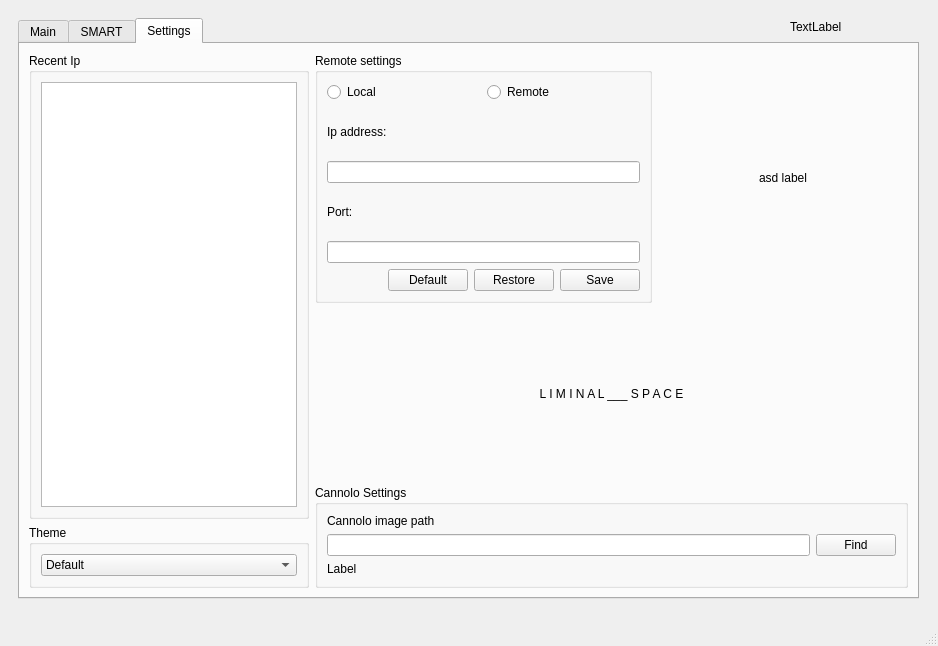
WEEE-Open/pesto, file assets/qt/interface.ui: the form before one commit.
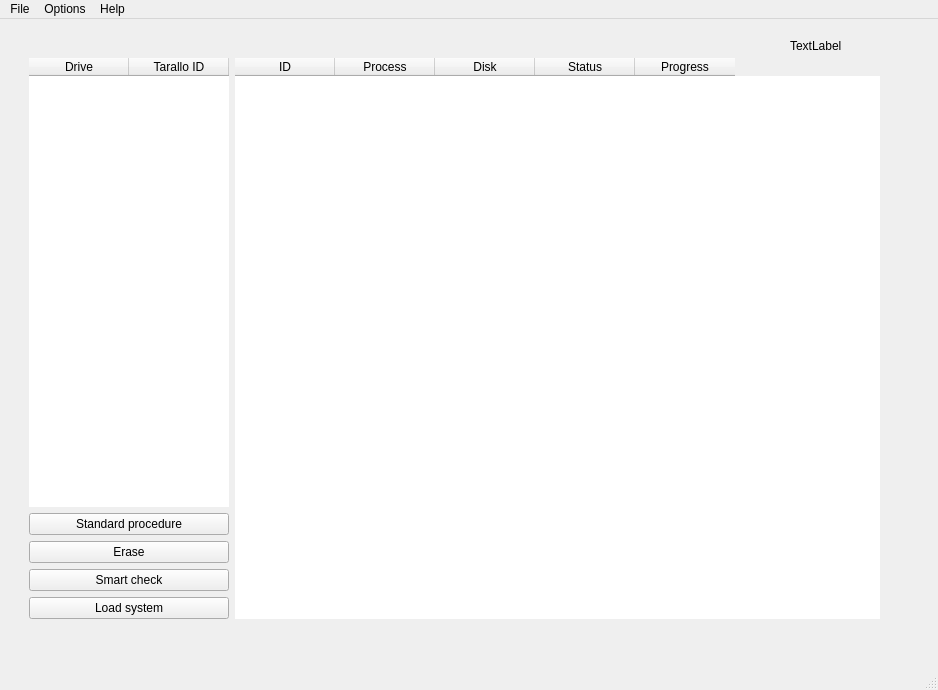
The form after the commit. The open tabs and pages were chosen to show the change.

Commit message: Huge changes in gui. Everithing broken but it will be fixed soon.

Diff of the .ui file:
```diff
--- a/assets/qt/interface.ui
+++ b/assets/qt/interface.ui
@@ -7,7 +7,7 @@
     <x>0</x>
     <y>0</y>
     <width>938</width>
-    <height>646</height>
+    <height>690</height>
    </rect>
   </property>
   <property name="sizePolicy">
@@ -38,27 +38,30 @@
    <layout class="QGridLayout" name="gridLayout">
     <item row="0" column="0">
      <widget class="QWidget" name="widget" native="true">
-      <widget class="QTabWidget" name="globalTab">
+      <widget class="QLabel" name="backgroundLabel">
        <property name="geometry">
         <rect>
-         <x>9</x>
+         <x>781</x>
          <y>9</y>
-         <width>901</width>
-         <height>581</height>
+         <width>58</width>
+         <height>18</height>
         </rect>
        </property>
-       <property name="styleSheet">
-        <string notr="true"/>
+       <property name="text">
+        <string>TextLabel</string>
        </property>
-       <property name="currentIndex">
-        <number>0</number>
+      </widget>
+      <widget class="QWidget" name="mainWidget" native="true">
+       <property name="geometry">
+        <rect>
+         <x>20</x>
+         <y>30</y>
+         <width>851</width>
+         <height>561</height>
+        </rect>
        </property>
-       <widget class="QWidget" name="main_tab">
-        <attribute name="title">
-         <string>Main</string>
-        </attribute>
-        <layout class="QGridLayout" name="gridLayout_2">
-         <item row="0" column="0">
+       <layout class="QVBoxLayout" name="verticalLayout_2">
+        <item>
           <layout class="QHBoxLayout" name="mainLayout">
            <property name="spacing">
             <number>6</number>
@@ -173,37 +176,11 @@
                <property name="text">
                 <string>Standard procedure</string>
                </property>
-              </widget>
-             </item>
-             <item>
-              <layout class="QHBoxLayout" name="horizontalLayout_3">
-               <item>
-                <widget class="QPushButton" name="reloadButton">
-                 <property name="sizePolicy">
-                  <sizepolicy hsizetype="Fixed" vsizetype="Preferred">
-                   <horstretch>0</horstretch>
-                   <verstretch>0</verstretch>
-                  </sizepolicy>
-                 </property>
-                 <property name="minimumSize">
-                  <size>
-                   <width>60</width>
-                   <height>0</height>
-                  </size>
-                 </property>
-                 <property name="maximumSize">
-                  <size>
-                   <width>16777215</width>
-                   <height>100</height>
-                  </size>
-                 </property>
-                 <property name="text">
-                  <string/>
-                 </property>
-                </widget>
-               </item>
-               <item>
-                <layout class="QVBoxLayout" name="verticalLayout_2">
+              <property name="shortcut">
+               <string>Ctrl+S</string>
+              </property>
+             </widget>
+            </item>
                  <item>
                   <widget class="QPushButton" name="eraseButton">
                    <property name="minimumSize">
@@ -253,11 +230,10 @@
                    <property name="text">
                     <string>Load system</string>
                    </property>
-                  </widget>
-                 </item>
-                </layout>
-               </item>
-              </layout>
+              <property name="shortcut">
+               <string>Ctrl+C</string>
+              </property>
+             </widget>
              </item>
             </layout>
            </item>
@@ -354,494 +330,98 @@
          </item>
         </layout>
        </widget>
-       <widget class="QWidget" name="smart_tab">
-        <attribute name="title">
-         <string>SMART</string>
-        </attribute>
-        <layout class="QHBoxLayout" name="horizontalLayout_2">
-         <item>
-          <layout class="QVBoxLayout" name="smartLayout"/>
-         </item>
-        </layout>
-       </widget>
-       <widget class="QWidget" name="settings_tab">
-        <attribute name="title">
-         <string>Settings</string>
-        </attribute>
-        <layout class="QHBoxLayout" name="horizontalLayout_10">
-         <item>
-          <layout class="QHBoxLayout" name="settings_layout">
-           <item>
-            <layout class="QVBoxLayout" name="settings_col_1">
-             <item>
-              <layout class="QVBoxLayout" name="row1">
-               <property name="sizeConstraint">
-                <enum>QLayout::SetMaximumSize</enum>
-               </property>
-               <item>
-                <widget class="QGroupBox" name="recent_ip_box">
-                 <property name="title">
-                  <string>Recent Ip</string>
-                 </property>
-                 <layout class="QVBoxLayout" name="verticalLayout_4">
-                  <property name="topMargin">
-                   <number>9</number>
-                  </property>
-                  <item>
-                   <widget class="QListWidget" name="ipList">
-                    <property name="sizePolicy">
-                     <sizepolicy hsizetype="Fixed" vsizetype="Expanding">
-                      <horstretch>0</horstretch>
-                      <verstretch>0</verstretch>
-                     </sizepolicy>
-                    </property>
-                    <property name="spacing">
-                     <number>5</number>
-                    </property>
-                   </widget>
-                  </item>
-                 </layout>
-                </widget>
-               </item>
-              </layout>
-             </item>
-             <item>
-              <layout class="QVBoxLayout" name="row2">
-               <item>
-                <widget class="QGroupBox" name="groupBox_4">
-                 <property name="title">
-                  <string>Theme</string>
-                 </property>
-                 <layout class="QVBoxLayout" name="verticalLayout_3">
-                  <property name="topMargin">
-                   <number>9</number>
-                  </property>
-                  <item>
-                   <widget class="QComboBox" name="themeSelector">
-                    <item>
-                     <property name="text">
-                      <string>Default</string>
-                     </property>
-                    </item>
-                    <item>
-                     <property name="text">
-                      <string>Dark</string>
-                     </property>
-                    </item>
-                    <item>
-                     <property name="text">
-                      <string>Vaporwave</string>
-                     </property>
-                    </item>
-                    <item>
-                     <property name="text">
-                      <string>Asd</string>
-                     </property>
-                    </item>
-                    <item>
-                     <property name="text">
-                      <string>WeeeOpen</string>
-                     </property>
-                    </item>
-                   </widget>
-                  </item>
-                 </layout>
-                </widget>
-               </item>
-              </layout>
-             </item>
-            </layout>
-           </item>
-           <item>
-            <layout class="QVBoxLayout" name="settings_col_2">
-             <item>
-              <layout class="QHBoxLayout" name="horizontalLayout_4">
-               <property name="sizeConstraint">
-                <enum>QLayout::SetMinimumSize</enum>
-               </property>
-               <item>
-                <layout class="QVBoxLayout" name="verticalLayout_7">
-                 <item>
-                  <widget class="QGroupBox" name="groupBox">
-                   <property name="minimumSize">
-                    <size>
-                     <width>0</width>
-                     <height>0</height>
-                    </size>
-                   </property>
-                   <property name="maximumSize">
-                    <size>
-                     <width>16777215</width>
-                     <height>362</height>
-                    </size>
-                   </property>
-                   <property name="title">
-                    <string>Remote settings</string>
-                   </property>
-                   <layout class="QVBoxLayout" name="verticalLayout_8">
-                    <item>
-                     <layout class="QHBoxLayout" name="horizontalLayout_7">
-                      <property name="sizeConstraint">
-                       <enum>QLayout::SetFixedSize</enum>
-                      </property>
-                      <item>
-                       <widget class="QRadioButton" name="localRadioBtn">
-                        <property name="minimumSize">
-                         <size>
-                          <width>0</width>
-                          <height>0</height>
-                         </size>
-                        </property>
-                        <property name="text">
-                         <string>Local</string>
-                        </property>
-                       </widget>
-                      </item>
-                      <item>
-                       <widget class="QRadioButton" name="remoteRadioBtn">
-                        <property name="minimumSize">
-                         <size>
-                          <width>0</width>
-                          <height>0</height>
-                         </size>
-                        </property>
-                        <property name="text">
-                         <string>Remote</string>
-                        </property>
-                       </widget>
-                      </item>
-                     </layout>
-                    </item>
-                    <item>
-                     <widget class="QLabel" name="label">
-                      <property name="minimumSize">
-                       <size>
-                        <width>0</width>
-                        <height>0</height>
-                       </size>
-                      </property>
-                      <property name="text">
-                       <string>Ip address:</string>
-                      </property>
-                     </widget>
-                    </item>
-                    <item>
-                     <widget class="QLineEdit" name="remoteIp">
-                      <property name="minimumSize">
-                       <size>
-                        <width>0</width>
-                        <height>0</height>
-                       </size>
-                      </property>
-                     </widget>
-                    </item>
-                    <item>
-                     <widget class="QLabel" name="label_2">
-                      <property name="minimumSize">
-                       <size>
-                        <width>0</width>
-                        <height>0</height>
-                       </size>
-                      </property>
-                      <property name="text">
-                       <string>Port:</string>
-                      </property>
-                     </widget>
-                    </item>
-                    <item>
-                     <widget class="QLineEdit" name="remotePort">
-                      <property name="minimumSize">
-                       <size>
-                        <width>0</width>
-                        <height>0</height>
-                       </size>
-                      </property>
-                     </widget>
-                    </item>
-                    <item>
-                     <layout class="QHBoxLayout" name="horizontalLayout">
-                      <item>
-                       <spacer name="horizontalSpacer_2">
-                        <property name="orientation">
-                         <enum>Qt::Horizontal</enum>
-                        </property>
-                        <property name="sizeType">
-                         <enum>QSizePolicy::MinimumExpanding</enum>
-                        </property>
-                        <property name="sizeHint" stdset="0">
-                         <size>
-                          <width>0</width>
-                          <height>20</height>
-                         </size>
-                        </property>
-                       </spacer>
-                      </item>
-                      <item>
-                       <layout class="QHBoxLayout" name="horizontalLayout_8">
-                        <item>
-                         <widget class="QPushButton" name="defaultButton">
-                          <property name="sizePolicy">
-                           <sizepolicy hsizetype="Expanding" vsizetype="Maximum">
-                            <horstretch>0</horstretch>
-                            <verstretch>0</verstretch>
-                           </sizepolicy>
-                          </property>
-                          <property name="minimumSize">
-                           <size>
-                            <width>50</width>
-                            <height>0</height>
-                           </size>
-                          </property>
-                          <property name="maximumSize">
-                           <size>
-                            <width>100</width>
-                            <height>16777215</height>
-                           </size>
-                          </property>
-                          <property name="text">
-                           <string>Default</string>
-                          </property>
-                         </widget>
-                        </item>
-                        <item>
-                         <widget class="QPushButton" name="restoreButton">
-                          <property name="sizePolicy">
-                           <sizepolicy hsizetype="Maximum" vsizetype="Maximum">
-                            <horstretch>0</horstretch>
-                            <verstretch>0</verstretch>
-                           </sizepolicy>
-                          </property>
-                          <property name="minimumSize">
-                           <size>
-                            <width>50</width>
-                            <height>0</height>
-                           </size>
-                          </property>
-                          <property name="maximumSize">
-                           <size>
-                            <width>100</width>
-                            <height>16777215</height>
-                           </size>
-                          </property>
-                          <property name="acceptDrops">
-                           <bool>false</bool>
-                          </property>
-                          <property name="layoutDirection">
-                           <enum>Qt::LeftToRight</enum>
-                          </property>
-                          <property name="autoFillBackground">
-                           <bool>false</bool>
-                          </property>
-                          <property name="text">
-                           <string>Restore</string>
-                          </property>
-                          <property name="checkable">
-                           <bool>false</bool>
-                          </property>
-                          <property name="checked">
-                           <bool>false</bool>
-                          </property>
-                          <property name="autoDefault">
-                           <bool>false</bool>
-                          </property>
-                          <property name="default">
-                           <bool>false</bool>
-                          </property>
-                          <property name="flat">
-                           <bool>false</bool>
-                          </property>
-                         </widget>
-                        </item>
-                        <item>
-                         <widget class="QPushButton" name="saveButton">
-                          <property name="sizePolicy">
-                           <sizepolicy hsizetype="Expanding" vsizetype="Maximum">
-                            <horstretch>0</horstretch>
-                            <verstretch>0</verstretch>
-                           </sizepolicy>
-                          </property>
-                          <property name="minimumSize">
-                           <size>
-                            <width>50</width>
-                            <height>0</height>
-                           </size>
-                          </property>
-                          <property name="maximumSize">
-                           <size>
-                            <width>125</width>
-                            <height>16777215</height>
-                           </size>
-                          </property>
-                          <property name="text">
-                           <string>Save</string>
-                          </property>
-                         </widget>
-                        </item>
-                       </layout>
-                      </item>
-                     </layout>
-                    </item>
-                   </layout>
-                  </widget>
-                 </item>
-                </layout>
-               </item>
-               <item>
-                <widget class="QLabel" name="asdLabel">
-                 <property name="sizePolicy">
-                  <sizepolicy hsizetype="Minimum" vsizetype="Minimum">
-                   <horstretch>0</horstretch>
-                   <verstretch>0</verstretch>
-                  </sizepolicy>
-                 </property>
-                 <property name="minimumSize">
-                  <size>
-                   <width>250</width>
-                   <height>250</height>
-                  </size>
-                 </property>
-                 <property name="text">
-                  <string>asd label</string>
-                 </property>
-                 <property name="alignment">
-                  <set>Qt::AlignCenter</set>
-                 </property>
-                </widget>
-               </item>
-               <item>
-                <layout class="QVBoxLayout" name="asd_layout"/>
-               </item>
-              </layout>
-             </item>
-             <item>
-              <spacer name="verticalSpacer">
-               <property name="orientation">
-                <enum>Qt::Vertical</enum>
-               </property>
-               <property name="sizeHint" stdset="0">
-                <size>
-                 <width>20</width>
-                 <height>40</height>
-                </size>
-               </property>
-              </spacer>
-             </item>
-             <item>
-              <widget class="QLabel" name="label_4">
-               <property name="locale">
-                <locale language="Italian" country="Italy"/>
-               </property>
-               <property name="text">
-                <string>L I M I N A L ___  S P A C E</string>
-               </property>
-               <property name="textFormat">
-                <enum>Qt::RichText</enum>
-               </property>
-               <property name="alignment">
-                <set>Qt::AlignCenter</set>
-               </property>
-               <property name="indent">
-                <number>-1</number>
-               </property>
-              </widget>
-             </item>
-             <item>
-              <spacer name="verticalSpacer_2">
-               <property name="orientation">
-                <enum>Qt::Vertical</enum>
-               </property>
-               <property name="sizeHint" stdset="0">
-                <size>
-                 <width>20</width>
-                 <height>40</height>
-                </size>
-               </property>
-              </spacer>
-             </item>
-             <item>
-              <layout class="QVBoxLayout" name="cannolo_layout">
-               <item>
-                <widget class="QGroupBox" name="groupBox_3">
-                 <property name="title">
-                  <string>Cannolo Settings</string>
-                 </property>
-                 <layout class="QVBoxLayout" name="verticalLayout_6">
-                  <item>
-                   <widget class="QLabel" name="label_3">
-                    <property name="text">
-                     <string>Cannolo image path</string>
-                    </property>
-                    <property name="alignment">
-                     <set>Qt::AlignBottom|Qt::AlignLeading|Qt::AlignLeft</set>
-                    </property>
-                   </widget>
-                  </item>
-                  <item>
-                   <layout class="QHBoxLayout" name="horizontalLayout_6">
-                    <item>
-                     <widget class="QLineEdit" name="directoryText">
-                      <property name="readOnly">
-                       <bool>true</bool>
-                      </property>
-                      <property name="clearButtonEnabled">
-                       <bool>false</bool>
-                      </property>
-                     </widget>
-                    </item>
-                    <item>
-                     <widget class="QPushButton" name="findButton">
-                      <property name="text">
-                       <string>Find</string>
-                      </property>
-                     </widget>
-                    </item>
-                   </layout>
-                  </item>
-                  <item>
-                   <widget class="QLabel" name="cannoloLabel">
-                    <property name="text">
-                     <string>Label</string>
-                    </property>
-                    <property name="alignment">
-                     <set>Qt::AlignLeading|Qt::AlignLeft|Qt::AlignTop</set>
-                    </property>
-                    <property name="wordWrap">
-                     <bool>true</bool>
-                    </property>
-                   </widget>
-                  </item>
-                 </layout>
-                </widget>
-               </item>
-              </layout>
-             </item>
-            </layout>
-           </item>
-          </layout>
-         </item>
-        </layout>
-       </widget>
-      </widget>
-      <widget class="QLabel" name="backgroundLabel">
-       <property name="geometry">
-        <rect>
-         <x>781</x>
-         <y>9</y>
-         <width>58</width>
-         <height>18</height>
-        </rect>
-       </property>
-       <property name="text">
-        <string>TextLabel</string>
-       </property>
-      </widget>
-      <zorder>backgroundLabel</zorder>
-      <zorder>globalTab</zorder>
      </widget>
     </item>
    </layout>
   </widget>
   <widget class="QStatusBar" name="statusbar"/>
+  <widget class="QMenuBar" name="menuBar">
+   <property name="geometry">
+    <rect>
+     <x>0</x>
+     <y>0</y>
+     <width>938</width>
+     <height>21</height>
+    </rect>
+   </property>
+   <widget class="QMenu" name="menuFile">
+    <property name="title">
+     <string>File</string>
+    </property>
+    <addaction name="newSessionAction"/>
+    <addaction name="refreshAction"/>
+    <addaction name="separator"/>
+    <addaction name="exitAction"/>
+   </widget>
+   <widget class="QMenu" name="menuOptions">
+    <property name="title">
+     <string>Options</string>
+    </property>
+    <addaction name="actionTheme"/>
+    <addaction name="networkSettingsAction"/>
+   </widget>
+   <widget class="QMenu" name="menuHelp">
+    <property name="title">
+     <string>Help</string>
+    </property>
+    <addaction name="actionAbout_WEEE_Open"/>
+    <addaction name="actionSource_code"/>
+    <addaction name="separator"/>
+    <addaction name="actionVersion"/>
+   </widget>
+   <addaction name="menuFile"/>
+   <addaction name="menuOptions"/>
+   <addaction name="menuHelp"/>
+  </widget>
+  <action name="newSessionAction">
+   <property name="text">
+    <string>New session</string>
+   </property>
+   <property name="shortcut">
+    <string>Ctrl+N</string>
+   </property>
+  </action>
+  <action name="refreshAction">
+   <property name="text">
+    <string>Refresh</string>
+   </property>
+   <property name="shortcut">
+    <string>Ctrl+R</string>
+   </property>
+  </action>
+  <action name="exitAction">
+   <property name="text">
+    <string>Exit</string>
+   </property>
+  </action>
+  <action name="actionTheme">
+   <property name="text">
+    <string>Theme</string>
+   </property>
+  </action>
+  <action name="networkSettingsAction">
+   <property name="text">
+    <string>Network settings</string>
+   </property>
+   <property name="shortcut">
+    <string>Ctrl+Shift+S</string>
+   </property>
+  </action>
+  <action name="actionAbout_WEEE_Open">
+   <property name="text">
+    <string>About WEEE Open</string>
+   </property>
+  </action>
+  <action name="actionSource_code">
+   <property name="text">
+    <string>Source code</string>
+   </property>
+  </action>
+  <action name="actionVersion">
+   <property name="text">
+    <string>Version</string>
+   </property>
+  </action>
  </widget>
  <resources/>
  <connections/>
```
Left out of the diff: 5 changed lines with no effect on the pictures. Lines whose indentation alone changed are shown as unchanged. The commit also changes 3 other files.
